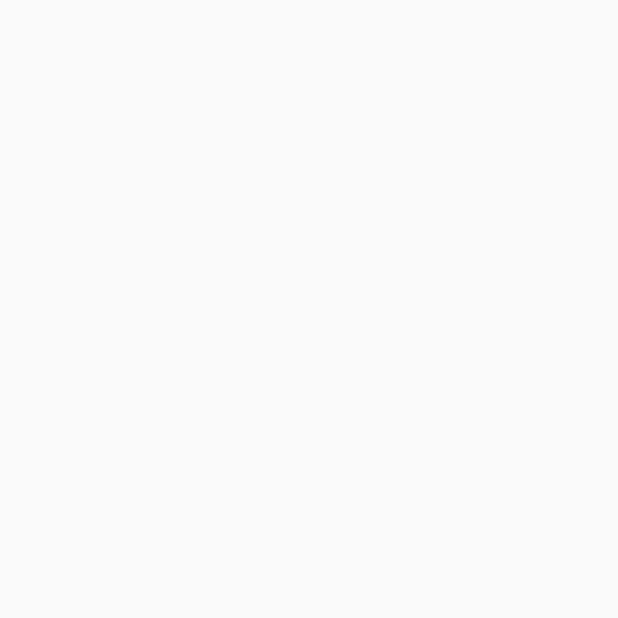
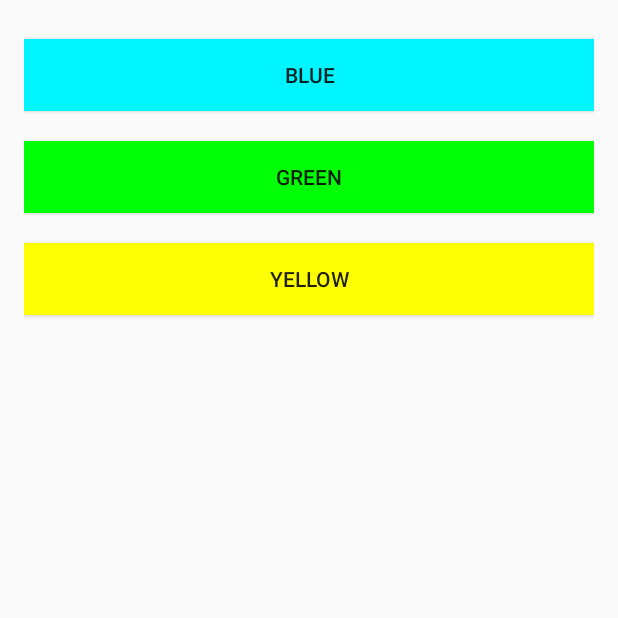
Before and after one commit to ScottTeichert1/TempoSensor, an Android app: the AnotherActivity screen opened directly, with no data from a screen before it, on a phone screen of 412 x 824 dp, the top half of it. Before the commit the part shown is empty. Run offline under Robolectric (Android 15) with nearby library versions, the phone set to English and light mode, and no system bars.

Commit message:
Scott's new stuff

```diff
--- a/app/build.gradle
+++ b/app/build.gradle
@@ -20,6 +20,7 @@ android {
 }
 
 dependencies {
-    compile fileTree(dir: 'libs', include: ['*.jar'])
+    compile fileTree(include: ['*.jar'], dir: 'libs')
     compile 'com.android.support:appcompat-v7:23.0.1'
+    compile 'com.android.support:support-v4:23.0.1'
 }
--- a/app/src/main/java/com/example/colin_000/temposensor/AnotherActivity.java
+++ b/app/src/main/java/com/example/colin_000/temposensor/AnotherActivity.java
@@ -4,6 +4,8 @@ import android.support.v7.app.AppCompatActivity;
 import android.os.Bundle;
 import android.view.Menu;
 import android.view.MenuItem;
+import android.view.View;
+import android.widget.Button;
 import android.widget.Toast;
 
 public class AnotherActivity extends AppCompatActivity {
@@ -15,5 +17,28 @@ public class AnotherActivity extends AppCompatActivity {
 
         Toast.makeText(getApplicationContext(), "Here is out login, guys.", Toast.LENGTH_LONG).show();
 
+        Button b1 = (Button)findViewById(R.id.button);
+        b1.setOnClickListener(new View.OnClickListener() {
+            @Override
+            public void onClick(View v) {
+                Toast.makeText(AnotherActivity.this, "Clicked blue button!", Toast.LENGTH_SHORT).show();
+            }
+        });
+
+        Button b2 = (Button)findViewById(R.id.button2);
+        b2.setOnClickListener(new View.OnClickListener() {
+            @Override
+            public void onClick(View v) {
+                Toast.makeText(AnotherActivity.this, "Clicked green button!", Toast.LENGTH_SHORT).show();
+            }
+        });
+
+        Button b3 = (Button)findViewById(R.id.button3);
+        b3.setOnClickListener(new View.OnClickListener() {
+            @Override
+            public void onClick(View v) {
+                Toast.makeText(AnotherActivity.this, "Clicked yellow button!", Toast.LENGTH_SHORT).show();
+            }
+        });
     }
 }
--- a/app/src/main/res/layout/activity_another.xml
+++ b/app/src/main/res/layout/activity_another.xml
@@ -1,13 +1,39 @@
-<RelativeLayout xmlns:android="http://schemas.android.com/apk/res/android"
-    xmlns:tools="http://schemas.android.com/tools" android:layout_width="match_parent"
-    android:layout_height="match_parent" android:paddingLeft="@dimen/activity_horizontal_margin"
+<LinearLayout xmlns:android="http://schemas.android.com/apk/res/android"
+    xmlns:tools="http://schemas.android.com/tools" android:layout_width="fill_parent"
+    android:layout_height="wrap_content" android:paddingLeft="@dimen/activity_horizontal_margin"
     android:paddingRight="@dimen/activity_horizontal_margin"
     android:paddingTop="@dimen/activity_vertical_margin"
     android:paddingBottom="@dimen/activity_vertical_margin"
-    tools:context="com.example.colin_000.temposensor.AnotherActivity">
+    tools:context="com.example.colin_000.temposensor.AnotherActivity"
+    android:orientation="vertical">
 
-    <TextView
-        android:layout_width="wrap_content"
-        android:layout_height="wrap_content" />
+    <Button
+        android:layout_width="match_parent"
+        android:layout_height="wrap_content"
+        android:text="Blue"
+        android:id="@+id/button"
+        android:background="#00f5ff"
+        android:layout_marginTop="10dp"
+        android:layout_marginBottom="10dp" />
 
-</RelativeLayout>
+    <Button
+        android:layout_width="match_parent"
+        android:layout_height="wrap_content"
+        android:text="Green"
+        android:id="@+id/button2"
+        android:background="#01ff05"
+        android:layout_marginLeft="0dp"
+        android:layout_marginRight="0dp"
+        android:layout_marginTop="10dp"
+        android:layout_marginBottom="10dp" />
+
+    <Button
+        android:layout_width="match_parent"
+        android:layout_height="wrap_content"
+        android:text="Yellow"
+        android:id="@+id/button3"
+        android:background="#ffff03"
+        android:layout_marginTop="10dp"
+        android:layout_marginBottom="10dp" />
+
+</LinearLayout>
```
Also changed, not shown: 1 other file.
